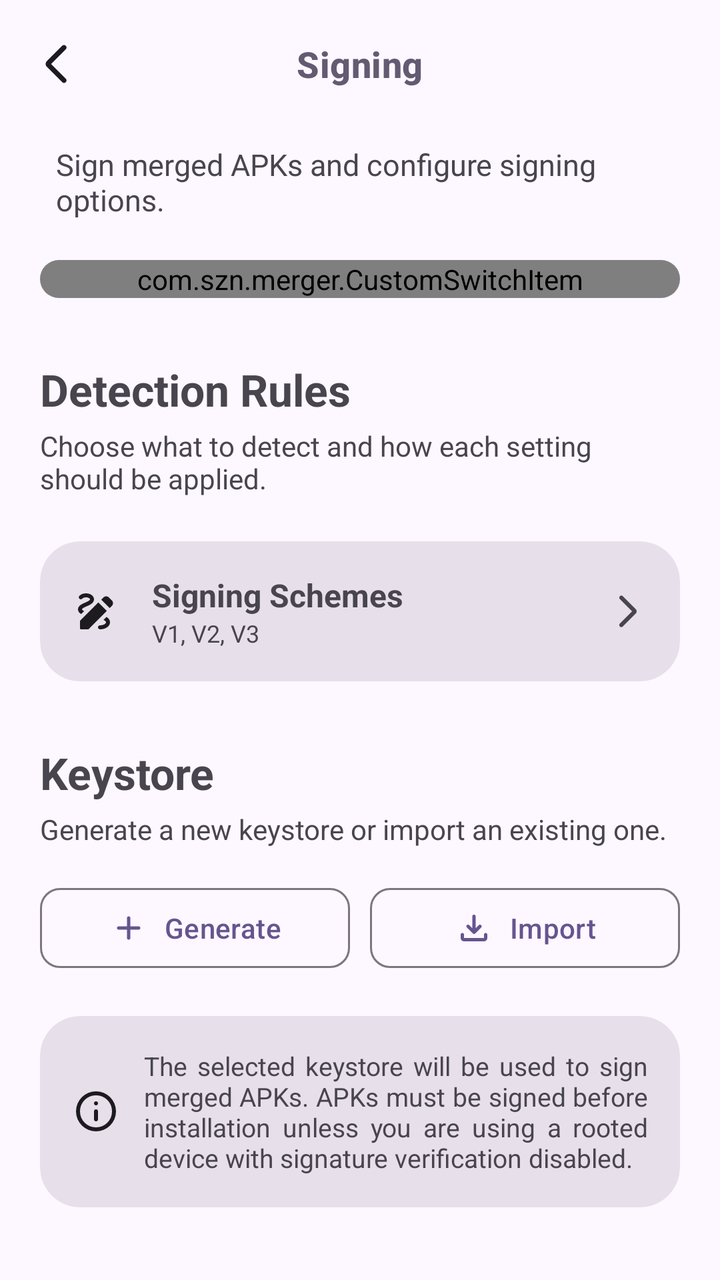
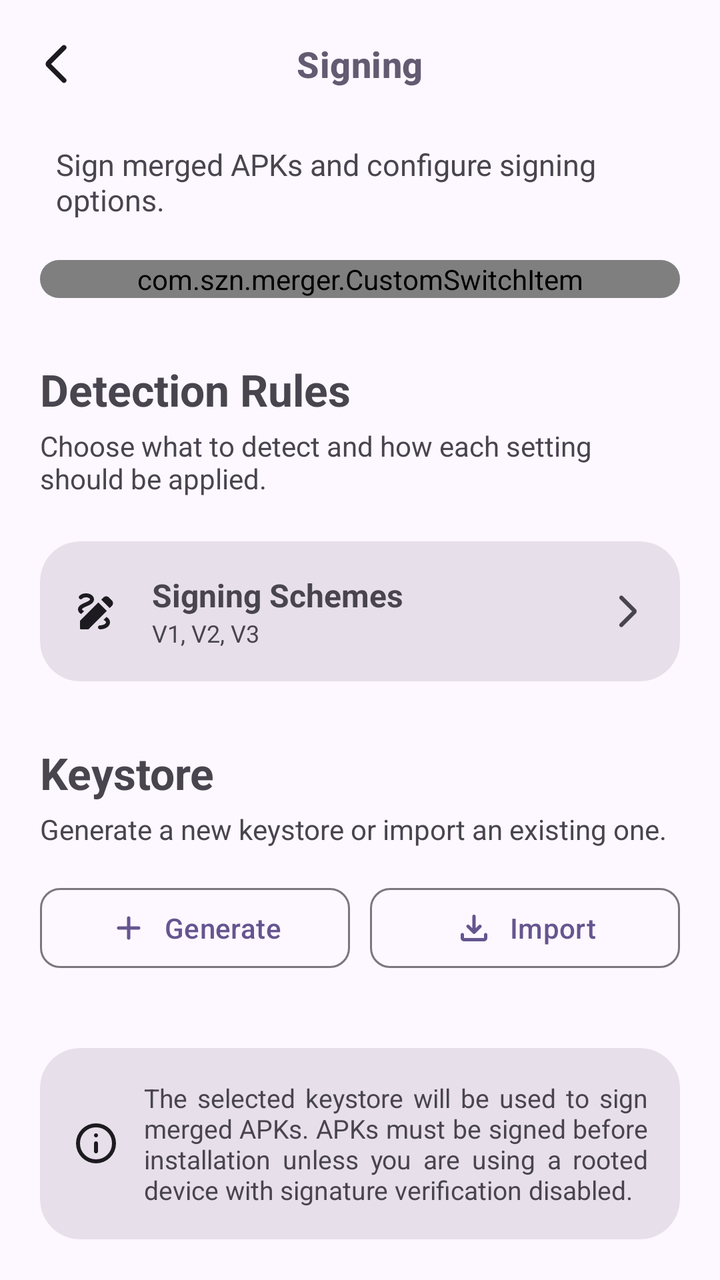

Screens rendered from an Android XML layout before and after an edit, with the pre-edit source and the edit as a unified diff.
<!-- AndroidManifest.xml: application theme AppTheme -->
<!-- res/layout/signing_layout.xml -->
<?xml version="1.0" encoding="utf-8"?>
<androidx.constraintlayout.widget.ConstraintLayout
    xmlns:android="http://schemas.android.com/apk/res/android"
    xmlns:app="http://schemas.android.com/apk/res-auto"
    android:layout_width="match_parent"
    android:layout_height="match_parent">

    <com.google.android.material.appbar.MaterialToolbar
        android:id="@+id/toolbar"
        android:layout_width="0dp"
        android:layout_height="?attr/actionBarSize"
        android:background="@android:color/transparent"
        app:navigationIcon="@drawable/ic_back"
        app:navigationIconTint="?attr/colorOnSurface"
        app:title="@string/title_signing"
        app:titleCentered="true"
        app:titleTextAppearance="@style/CustomCollapsedTitle"
        app:layout_constraintTop_toTopOf="parent"
        app:layout_constraintStart_toStartOf="parent"
        app:layout_constraintEnd_toEndOf="parent"/>

    <androidx.core.widget.NestedScrollView
        android:id="@+id/scroll"
        android:layout_width="0dp"
        android:layout_height="0dp"
        android:fillViewport="true"
        android:paddingHorizontal="20dp"
        app:layout_constraintTop_toBottomOf="@id/toolbar"
        app:layout_constraintBottom_toBottomOf="parent"
        app:layout_constraintStart_toStartOf="parent"
        app:layout_constraintEnd_toEndOf="parent">

        <LinearLayout
            android:layout_width="match_parent"
            android:layout_height="wrap_content"
            android:orientation="vertical">

            <TextView
                android:layout_width="wrap_content"
                android:layout_height="wrap_content"
                android:text="@string/desc_signing"
                android:textSize="15sp"
                android:paddingStart="8dp"
                android:layout_marginTop="8dp"
                android:layout_marginBottom="20dp"/>

            <com.google.android.material.card.MaterialCardView
                style="@style/Widget.Card.RoundedMiddle">

                <com.szn.merger.CustomSwitchItem
                    android:id="@+id/SignSwitch"
                    android:layout_width="match_parent"
                    android:layout_height="wrap_content"
                    app:itemTitle="@string/sign_switch"
                    app:itemIcon="@drawable/ic_sign" />

            </com.google.android.material.card.MaterialCardView>

            <TextView
                android:layout_width="wrap_content"
                android:layout_height="wrap_content"
                android:layout_marginTop="28dp"
                android:text="@string/header_detection_rules"
                android:textStyle="bold"
                android:textSize="22sp"/>

            <TextView
                android:layout_width="wrap_content"
                android:layout_height="wrap_content"
                android:text="@string/desc_detection_rules"
                android:textSize="14sp"
                android:layout_marginTop="4dp"
                android:layout_marginBottom="16dp"/>

            <com.google.android.material.card.MaterialCardView
                android:id="@+id/signSchemes"
                android:layout_width="match_parent"
                android:layout_height="wrap_content"
                android:layout_marginTop="6dp"
                style="@style/Widget.Card.RoundedMiddle">

                <LinearLayout
                    android:layout_width="match_parent"
                    android:layout_height="match_parent"
                    android:gravity="center_vertical"
                    android:orientation="horizontal"
                    android:padding="16dp">

                    <ImageView
                        android:layout_width="24dp"
                        android:layout_height="24dp"
                        app:tint="?attr/colorOnSurface"
                        android:src="@drawable/ic_sign" />

                    <LinearLayout
                        android:layout_width="0dp"
                        android:layout_height="wrap_content"
                        android:layout_weight="1"
                        android:layout_marginStart="16dp"
                        android:orientation="vertical">

                        <TextView
                            android:layout_width="wrap_content"
                            android:layout_height="wrap_content"
                            android:text="@string/title_signing_schemes"
                            android:textStyle="bold"
                            android:textSize="16sp"/>

                        <TextView
                            android:id="@+id/currentSchemes"
                            android:layout_width="wrap_content"
                            android:layout_height="wrap_content"
                            android:text="@string/desc_signing_schemes"
                            android:textSize="12sp"/>

                    </LinearLayout>

                    <ImageView
                        android:layout_width="20dp"
                        android:layout_height="20dp"
                        android:src="@drawable/ic_back"
                        android:rotation="180"
                        app:tint="?attr/colorOnSurfaceVariant"/>

                </LinearLayout>

            </com.google.android.material.card.MaterialCardView>

            <TextView
                android:layout_width="wrap_content"
                android:layout_height="wrap_content"
                android:layout_marginTop="28dp"
                android:text="@string/title_keystore"
                android:textStyle="bold"
                android:textSize="22sp"/>

            <TextView
                android:layout_width="wrap_content"
                android:layout_height="wrap_content"
                android:text="@string/desc_keystore"
                android:textSize="14sp"
                android:layout_marginTop="4dp"
                android:layout_marginBottom="16dp"/>

            <LinearLayout
                android:layout_width="match_parent"
                android:layout_height="wrap_content"
                android:orientation="horizontal">

                <com.google.android.material.button.MaterialButton
                    android:id="@+id/btnGenerate"
                    android:layout_width="0dp"
                    app:cornerRadius="10dp"
                    android:layout_height="wrap_content"
                    android:layout_weight="1"
                    android:layout_marginEnd="5dp"
                    android:gravity="center"
                    style="@style/Widget.Material3.Button.OutlinedButton"
                    android:text="@string/btn_generate"
                    app:icon="@drawable/ic_add"
                    app:iconGravity="textStart"
                    app:iconPadding="8dp"
                    app:iconSize="20dp"/>

                <com.google.android.material.button.MaterialButton
                    android:id="@+id/btnImport"
                    android:layout_width="0dp"
                    app:cornerRadius="10dp"
                    android:layout_height="wrap_content"
                    android:layout_weight="1"
                    android:layout_marginStart="5dp"
                    android:gravity="center"
                    style="@style/Widget.Material3.Button.OutlinedButton"
                    android:text="@string/btn_import"
                    app:icon="@drawable/ic_download"
                    app:iconGravity="textStart"
                    app:iconPadding="8dp"
                    app:iconSize="20dp"/>

            </LinearLayout>

            <com.google.android.material.card.MaterialCardView
                android:layout_width="match_parent"
                android:layout_height="wrap_content"
                android:layout_marginTop="20dp"
                style="@style/Widget.Card.RoundedMiddle">

                <LinearLayout
                    android:layout_width="match_parent"
                    android:layout_height="match_parent"
                    android:orientation="horizontal"
                    android:gravity="center_vertical"
                    android:padding="16dp">

                    <ImageView
                        android:layout_width="24dp"
                        android:layout_height="24dp"
                        app:tint="?attr/colorOnSurface"
                        android:src="@drawable/ic_info"/>

                    <TextView
                        android:layout_width="0dp"
                        android:layout_height="wrap_content"
                        android:layout_weight="1"
                        android:layout_marginStart="12dp"
                        android:justificationMode="inter_word"
                        android:text="@string/info_keystore"
                        android:textSize="13sp"/>

                </LinearLayout>

            </com.google.android.material.card.MaterialCardView>

        </LinearLayout>

    </androidx.core.widget.NestedScrollView>

</androidx.constraintlayout.widget.ConstraintLayout>
<!-- resources referenced by this layout -->
<resources>
  <!-- drawable ic_back (drawable) -->
  <vector xmlns:android="http://schemas.android.com/apk/res/android"
      android:width="24dp"
      android:height="24dp"
      android:viewportWidth="960"
      android:viewportHeight="960">
    <path
        android:pathData="m382,480 l294,294q15,15 14.5,35T675,844q-15,15 -35,15t-35,-15L297,537q-12,-12 -18,-27t-6,-30q0,-15 6,-30t18,-27l308,-308q15,-15 35.5,-14.5T676,116q15,15 15,35t-15,35L382,480Z"
        android:fillColor="#000000"/>
  </vector>
  <string name="btn_generate">Generate</string>
  <string name="btn_import">Import</string>
  <string name="desc_detection_rules">Choose what to detect and how each setting should be applied.</string>
  <string name="desc_keystore">Generate a new keystore or import an existing one.</string>
  <string name="desc_signing">Sign merged APKs and configure signing options.</string>
  <string name="desc_signing_schemes">V1, V2, V3</string>
  <string name="header_detection_rules">Detection Rules</string>
  <string name="info_keystore">The selected keystore will be used to sign merged APKs. APKs must be signed before installation unless you are using a rooted device with signature verification disabled.</string>
  <string name="sign_switch">Sign Apk File</string>
  <string name="title_keystore">Keystore</string>
  <string name="title_signing">Signing</string>
  <string name="title_signing_schemes">Signing Schemes</string>
  <style name="CustomCollapsedTitle" parent="TextAppearance.Material3.TitleMedium">
  
          <item name="android:textSize">18sp</item>
          <item name="android:textStyle">bold</item>
          <item name="android:textColor">?attr/colorSecondary</item>
  
      </style>
  <style name="Widget.Card.RoundedMiddle" parent="Widget.Material3.CardView.Filled">
          <item name="android:layout_width">match_parent</item>
          <item name="android:layout_height">wrap_content</item>
          <item name="android:layout_marginBottom">3dp</item>
          <item name="cardCornerRadius">20dp</item>
          <item name="strokeWidth">0dp</item>
          <item name="cardBackgroundColor">?attr/colorSurfaceVariant</item>
      </style>
  <color name="md_theme_primary">#65558F</color>
  <color name="md_theme_onPrimary">#FFFFFF</color>
  <color name="md_theme_primaryContainer">#E9DDFF</color>
  <color name="md_theme_onPrimaryContainer">#4D3D75</color>
  <color name="md_theme_secondary">#625B71</color>
  <color name="md_theme_onSecondary">#FFFFFF</color>
  <color name="md_theme_secondaryContainer">#E8DEF8</color>
  <color name="md_theme_onSecondaryContainer">#4A4458</color>
  <color name="md_theme_tertiary">#7E5260</color>
  <color name="md_theme_onTertiary">#FFFFFF</color>
  <color name="md_theme_tertiaryContainer">#FFD9E3</color>
  <color name="md_theme_onTertiaryContainer">#633B48</color>
  <color name="md_theme_error">#BA1A1A</color>
  <color name="md_theme_onError">#FFFFFF</color>
  <color name="md_theme_errorContainer">#FFDAD6</color>
  <color name="md_theme_onErrorContainer">#93000A</color>
  <color name="md_theme_background">#FDF7FF</color>
  <color name="md_theme_onBackground">#1D1B20</color>
  <color name="md_theme_surface">#FDF7FF</color>
  <color name="md_theme_onSurface">#1D1B20</color>
  <color name="md_theme_surfaceVariant">#E7E0EB</color>
  <color name="md_theme_onSurfaceVariant">#49454E</color>
  <color name="md_theme_outline">#7A757F</color>
  <color name="md_theme_outlineVariant">#CAC4CF</color>
  <color name="md_theme_inverseSurface">#322F35</color>
  <color name="md_theme_inverseOnSurface">#F5EFF7</color>
  <color name="md_theme_inversePrimary">#CFBDFE</color>
  <!-- unchanged entries left out for length: 5 -->
</resources>

<!-- the commit's change to res/layout/signing_layout.xml (unified diff, before → after) -->
@@ -179,6 +179,14 @@
 
             </LinearLayout>
 
+            <androidx.recyclerview.widget.RecyclerView
+                android:id="@+id/keystoreRecycler"
+                android:layout_width="match_parent"
+                android:layout_height="wrap_content"
+                android:layout_marginTop="16dp"
+                android:nestedScrollingEnabled="false"
+                android:overScrollMode="never"/>
+
             <com.google.android.material.card.MaterialCardView
                 android:layout_width="match_parent"
                 android:layout_height="wrap_content"
